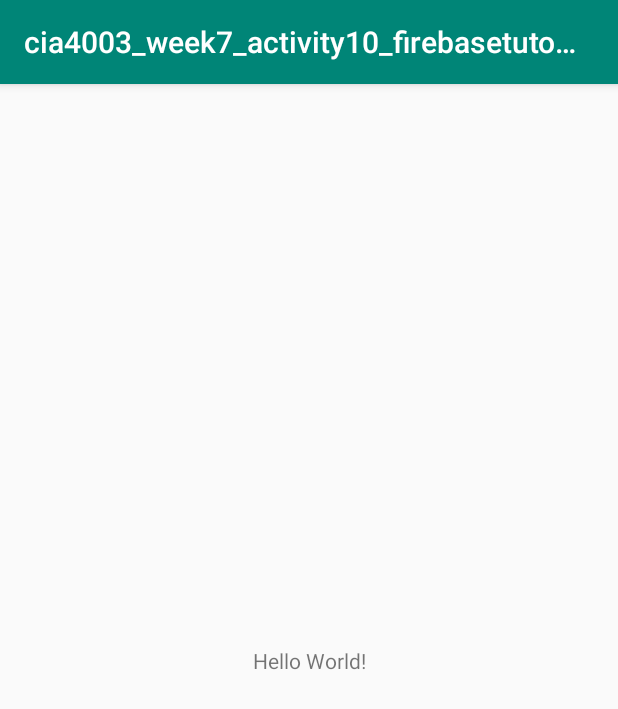
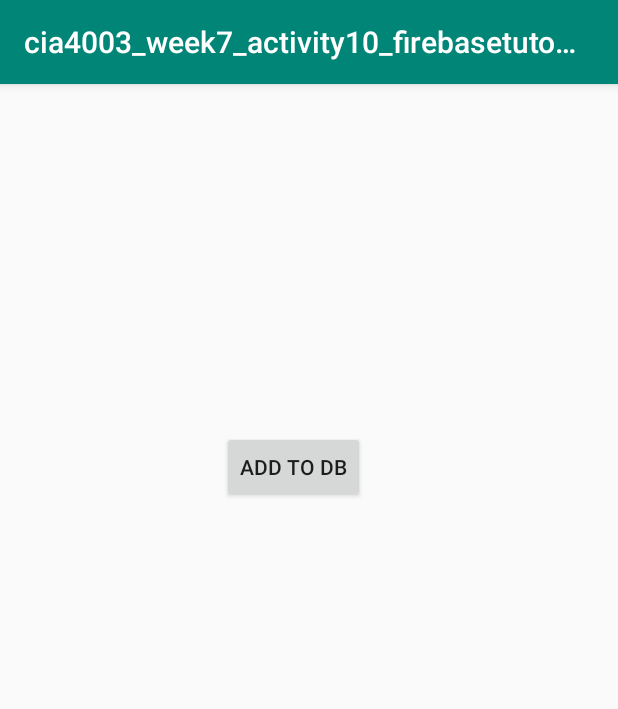
Before and after one commit to overwatcheddude/cia4003_week7_activity10_firebasetutorials, an Android app: the screen it shows after launch (MainActivity), on a phone screen of 412 x 824 dp. Shown: the top 709 px of the screen. Run offline under Robolectric (Android 15) with nearby library versions, the phone set to English and light mode, and no system bars; our stand-ins replace Firebase (no records; nobody signed in at launch, a user with empty details on screens opened directly).

Commit message:
The project is working now.

```diff
--- a/app/build.gradle
+++ b/app/build.gradle
@@ -26,5 +26,5 @@ dependencies {
     testImplementation 'junit:junit:4.12'
     androidTestImplementation 'com.android.support.test:runner:1.0.2'
     androidTestImplementation 'com.android.support.test.espresso:espresso-core:3.0.2'
-    implementation 'com.google.firebase:firebase-database:16.0.1:15.0.0'
+    implementation 'com.google.firebase:firebase-database:16.0.1'
 }
--- a/app/src/main/java/com/example/dudetime/cia4003_week7_activity10_firebasetutorials/MainActivity.java
+++ b/app/src/main/java/com/example/dudetime/cia4003_week7_activity10_firebasetutorials/MainActivity.java
@@ -2,12 +2,25 @@ package com.example.dudetime.cia4003_week7_activity10_firebasetutorials;
 
 import android.support.v7.app.AppCompatActivity;
 import android.os.Bundle;
+import android.view.View;
+
+import com.google.firebase.database.DatabaseReference;
+import com.google.firebase.database.FirebaseDatabase;
 
 public class MainActivity extends AppCompatActivity {
+    //Global variable
+    private DatabaseReference myFirebase;
 
     @Override
     protected void onCreate(Bundle savedInstanceState) {
         super.onCreate(savedInstanceState);
         setContentView(R.layout.activity_main);
+
+        myFirebase = FirebaseDatabase.getInstance().getReference();
+    }
+
+    public void myBtn(View v)
+    {
+        myFirebase.child("Name").setValue("DMC");
     }
 }
--- a/app/src/main/res/layout/activity_main.xml
+++ b/app/src/main/res/layout/activity_main.xml
@@ -6,13 +6,14 @@
     android:layout_height="match_parent"
     tools:context=".MainActivity">
 
-    <TextView
+    <Button
+        android:id="@+id/button"
         android:layout_width="wrap_content"
         android:layout_height="wrap_content"
-        android:text="Hello World!"
-        app:layout_constraintBottom_toBottomOf="parent"
-        app:layout_constraintLeft_toLeftOf="parent"
-        app:layout_constraintRight_toRightOf="parent"
+        android:layout_marginStart="148dp"
+        android:layout_marginTop="231dp"
+        android:onClick="myBtn"
+        android:text="Add to DB"
+        app:layout_constraintStart_toStartOf="parent"
         app:layout_constraintTop_toTopOf="parent" />
-
 </android.support.constraint.ConstraintLayout>
```
